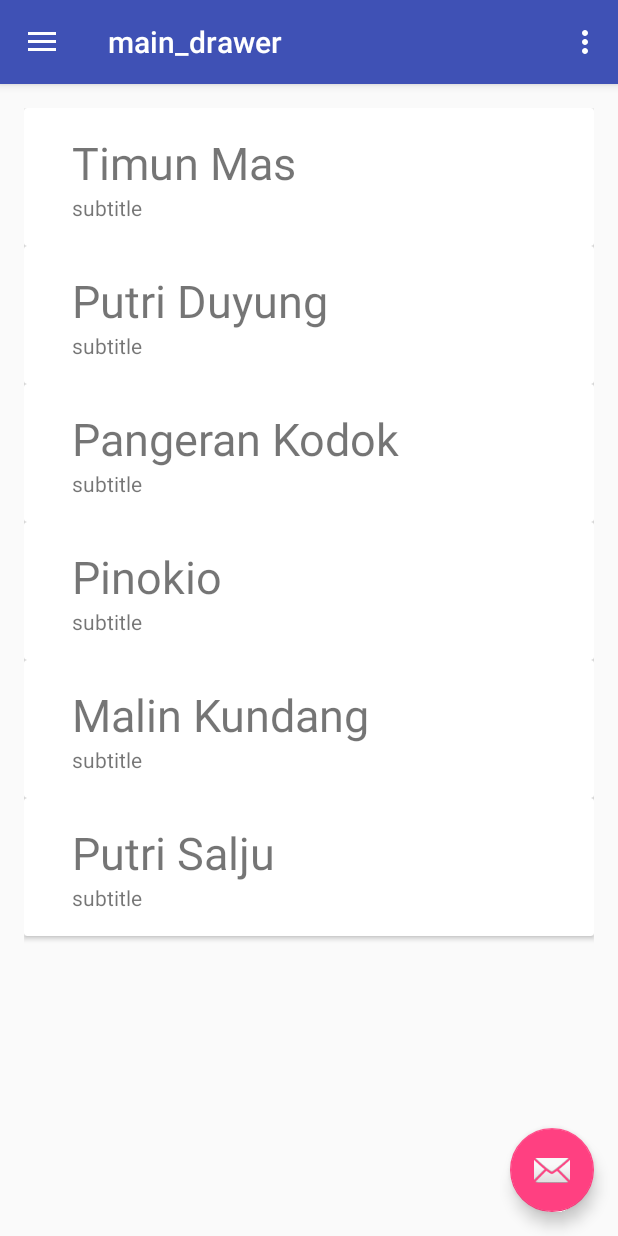
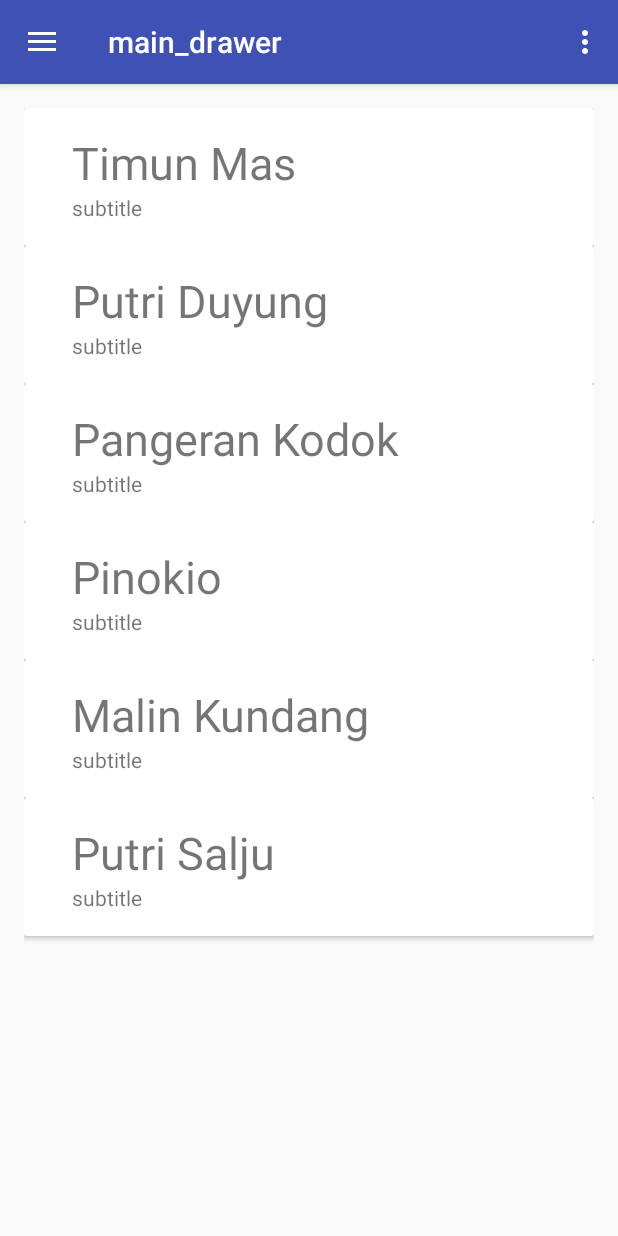
Before and after one commit to davsobo/Odyseus, an Android app: the screen it shows after launch (main_drawer), on a phone screen of 412 x 824 dp. Run offline under Robolectric (Android 15) with nearby library versions, the phone set to English and light mode, and no system bars; 2 statements that could not run were skipped.

Commit message:
Remove the annoying message button

```diff
--- a/app/src/main/res/layout/app_bar_main_drawer.xml
+++ b/app/src/main/res/layout/app_bar_main_drawer.xml
@@ -20,17 +20,6 @@
             app:popupTheme="@style/AppTheme.PopupOverlay" />
 
     </android.support.design.widget.AppBarLayout>
-
-    /*
-
-    <android.support.design.widget.FloatingActionButton
-        android:id="@+id/fab"
-        android:layout_width="wrap_content"
-        android:layout_height="wrap_content"
-        android:layout_gravity="bottom|end"
-        android:layout_margin="@dimen/fab_margin"
-        app:srcCompat="@android:drawable/ic_dialog_email" />
-
-    <include layout="@layout/content_main_drawer" />*/
+ <include layout="@layout/content_main_drawer" />
 
 </android.support.design.widget.CoordinatorLayout>
```
Also changed, not shown: app/src/main/res/layout/activity_main_drawer.xml (indentation only).
